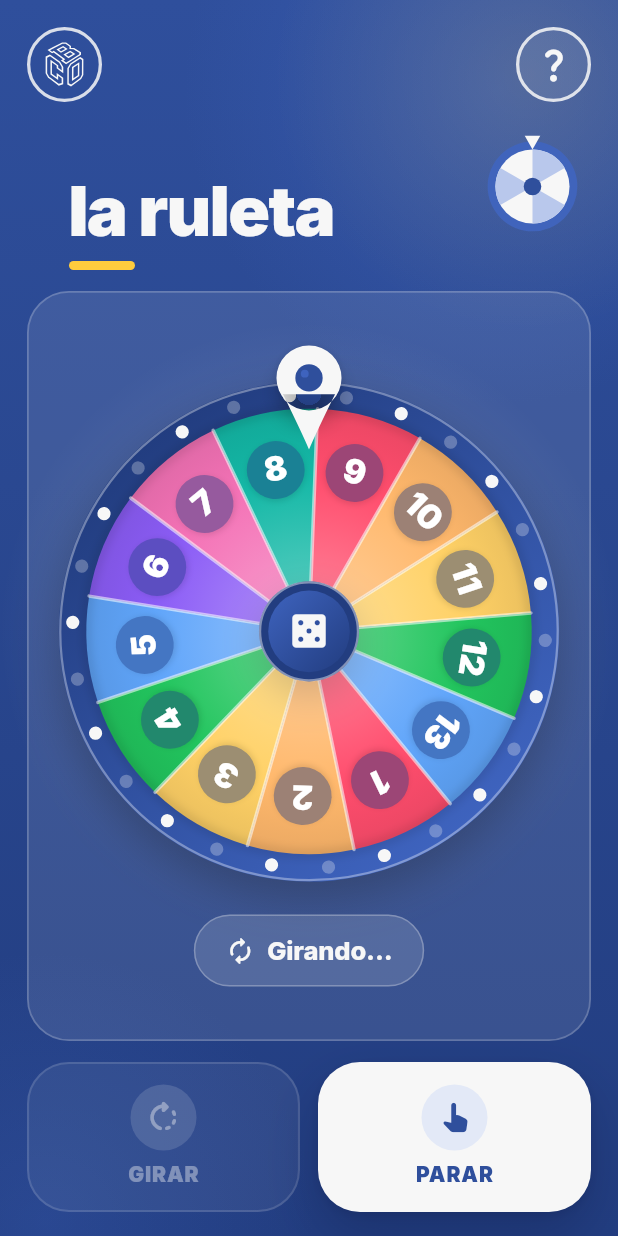
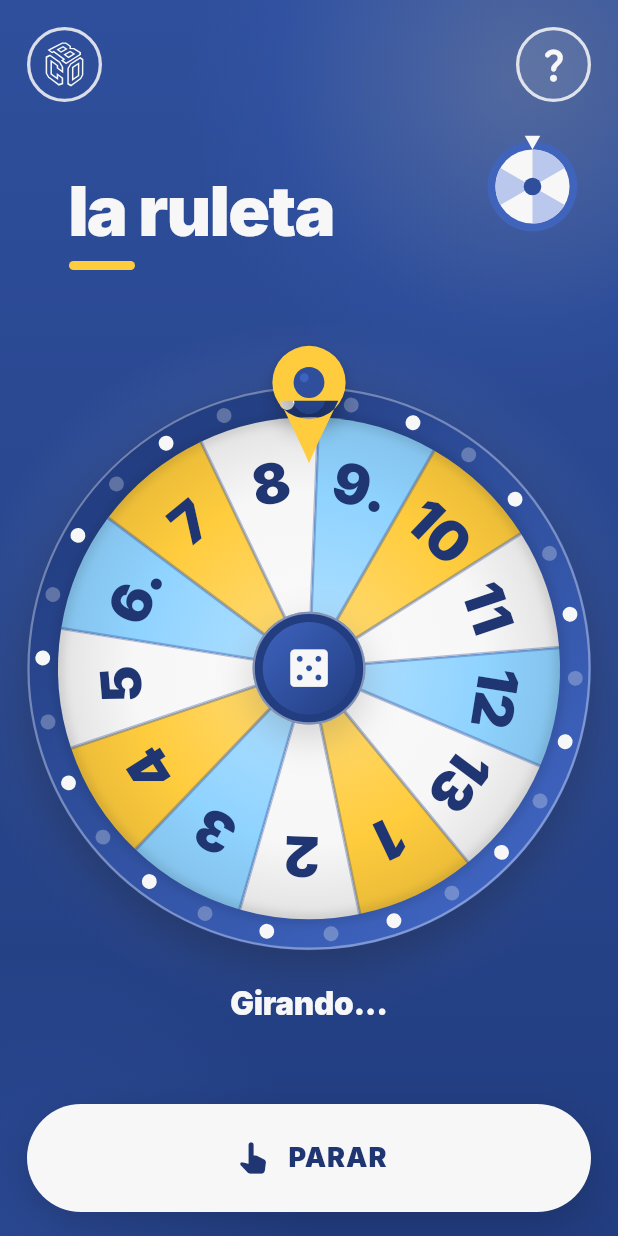
Before and after one commit to Anioljordan/minijuegos_app, a Flutter app: the DrinkDareScreen screen opened directly, after a tap on "GIRAR", on a phone screen of 412 x 824 dp. Run offline on Flutter 3.47's test engine with Material 3 defaults, Android fonts, the phone set to English and light mode, and no system bars; our stand-ins replace audioplayers, flutter_svg, shared_preferences; accounts and stored records are empty.

Commit message:
feat: ruleta con los colores de la app y un solo botón
La ruleta iba metida en una tarjeta de cristal con un arcoíris de ocho
colores, números en chapas pequeñas y dos botones (girar y parar).
Ahora ocupa la pantalla con amarillo, blanco y azul claro, números
grandes (6 y 9 con punto), puntero amarillo y un único botón que pasa
de GIRAR a PARAR; también se puede tocar la propia ruleta.

Co-Authored-By: Claude Opus 5.5 <noreply@anthropic.com>

```diff
--- a/lib/screens/drink_dare_screen.dart
+++ b/lib/screens/drink_dare_screen.dart
@@ -26,14 +26,9 @@ class _DrinkDareScreenState extends State<DrinkDareScreen>
   String resultado = 'Pulsa girar para empezar';
 
   final List<Color> wheelColors = const [
-    Color(0xFFFF4D6D),
-    Color(0xFFFFB86C),
-    Color(0xFFFFD166),
-    Color(0xFF22C55E),
-    Color(0xFF60A5FA),
-    Color(0xFF8B5CF6),
-    Color(0xFFF472B6),
-    Color(0xFF14B8A6),
+    CuboColors.fiesta,
+    CuboColors.white,
+    CuboColors.chill,
   ];
 
   @override
@@ -501,85 +496,95 @@ class _DrinkDareScreenState extends State<DrinkDareScreen>
     );
   }
 
+  /// Un único botón: GIRAR en reposo, PARAR mientras gira.
+  void toggleSpin() => spinning ? pararRuleta() : girarRuleta();
+
   Widget buildStatus(bool compact) {
-    final icon = spinning
-        ? (stopping ? Icons.slow_motion_video_rounded : Icons.autorenew_rounded)
-        : Icons.touch_app_rounded;
     return AnimatedSwitcher(
       duration: const Duration(milliseconds: 260),
-      transitionBuilder: (child, animation) => FadeTransition(
-        opacity: animation,
-        child: ScaleTransition(
-          scale: Tween(begin: 0.9, end: 1.0).animate(animation),
-          child: child,
-        ),
-      ),
-      child: Container(
-        key: ValueKey(resultado),
-        padding: EdgeInsets.symmetric(
-          horizontal: compact ? 16 : 20,
-          vertical: compact ? 9 : 11,
-        ),
-        decoration: BoxDecoration(
-          color: CuboColors.whiteA(0.14),
-          borderRadius: BorderRadius.circular(999),
-          border: Border.all(color: CuboColors.whiteA(0.28)),
-        ),
-        child: Row(
-          mainAxisSize: MainAxisSize.min,
-          children: [
-            Icon(icon, color: CuboColors.white, size: compact ? 18 : 20),
-            const SizedBox(width: 8),
-            Flexible(
       child: Text(
         resultado,
+        key: ValueKey(resultado),
+        textAlign: TextAlign.center,
         maxLines: 1,
         overflow: TextOverflow.ellipsis,
-                style: CuboText.label(
-                  size: compact ? 15 : 17,
+        style: TextStyle(
           color: CuboColors.white,
-                ),
-              ),
-            ),
-          ],
+          fontSize: compact ? 18 : 21,
+          fontWeight: FontWeight.w900,
+          letterSpacing: -0.2,
         ),
       ),
     );
   }
 
-  Widget buildGameCard({required bool compact}) {
-    return Container(
-      width: double.infinity,
-      height: double.infinity,
-      decoration: CuboDecorations.glass(radius: CuboRadii.xl),
-      child: LayoutBuilder(
+  Widget buildGameArea({required bool compact}) {
+    return LayoutBuilder(
       builder: (context, constraints) {
-          final statusSpace = compact ? 70.0 : 86.0;
-          final availableWheel = min(
-            constraints.maxWidth - (compact ? 32 : 40),
-            (constraints.maxHeight - statusSpace) / 1.07,
-          );
-          final wheelSize = availableWheel
-              .clamp(180.0, compact ? 300.0 : 360.0)
-              .toDouble();
+        final statusSpace = compact ? 44.0 : 56.0;
+        final wheelSize = min(
+          constraints.maxWidth,
+          (constraints.maxHeight - statusSpace) / 1.08,
+        ).clamp(180.0, 420.0).toDouble();
 
-          return SingleChildScrollView(
-            padding: EdgeInsets.symmetric(vertical: compact ? 12 : 18),
-            child: ConstrainedBox(
-              constraints: BoxConstraints(
-                minHeight: constraints.maxHeight - (compact ? 24 : 36),
-              ),
-              child: Column(
+        return Column(
           mainAxisAlignment: MainAxisAlignment.center,
           children: [
-                  buildWheel(wheelSize),
-                  SizedBox(height: compact ? 14 : 22),
+            GestureDetector(
+              onTap: stopping ? null : toggleSpin,
+              child: buildWheel(wheelSize),
+            ),
+            SizedBox(height: compact ? 14 : 20),
             buildStatus(compact),
           ],
+        );
+      },
+    );
+  }
+
+  Widget buildSpinButton({required bool compact}) {
+    final label = !spinning
+        ? 'GIRAR'
+        : stopping
+        ? 'FRENANDO'
+        : 'PARAR';
+    final icon = spinning
+        ? Icons.pan_tool_alt_rounded
+        : Icons.rotate_right_rounded;
+    final enabled = !stopping;
+    final background = !spinning
+        ? CuboColors.fiesta
+        : enabled
+        ? CuboColors.white
+        : CuboColors.whiteA(0.16);
+    final fg = enabled ? CuboColors.blueInk : CuboColors.whiteA(0.6);
+
+    return CuboPressable(
+      onTap: enabled ? toggleSpin : null,
+      child: AnimatedContainer(
+        duration: const Duration(milliseconds: 220),
+        height: compact ? 64 : 72,
+        decoration: BoxDecoration(
+          color: background,
+          borderRadius: const BorderRadius.all(Radius.circular(999)),
+          boxShadow: enabled ? CuboShadows.soft : null,
+        ),
+        child: Row(
+          mainAxisAlignment: MainAxisAlignment.center,
+          children: [
+            Icon(icon, color: fg, size: 28),
+            const SizedBox(width: 10),
+            Text(
+              label,
+              style: TextStyle(
+                color: fg,
+                fontSize: 18,
+                fontWeight: FontWeight.w900,
+                letterSpacing: 0.6,
               ),
             ),
-          );
-        },
+          ],
+        ),
       ),
     );
   }
@@ -609,32 +614,9 @@ class _DrinkDareScreenState extends State<DrinkDareScreen>
                   children: [
                     buildTopBar(compact: compact),
                     SizedBox(height: compact ? 10 : 14),
-                    Expanded(child: buildGameCard(compact: compact)),
-                    SizedBox(height: compact ? 10 : 14),
-                    Row(
-                      children: [
-                        Expanded(
-                          child: CuboChoiceButton(
-                            icon: Icons.rotate_right_rounded,
-                            label: 'GIRAR',
-                            primary: true,
-                            accent: CuboColors.fiesta,
-                            height: compact ? 84 : 100,
-                            onTap: spinning ? null : girarRuleta,
-                          ),
-                        ),
-                        const SizedBox(width: 12),
-                        Expanded(
-                          child: CuboChoiceButton(
-                            icon: Icons.pan_tool_alt_rounded,
-                            label: stopping ? 'FRENANDO' : 'PARAR',
-                            primary: true,
-                            height: compact ? 84 : 100,
-                            onTap: spinning && !stopping ? pararRuleta : null,
-                          ),
-                        ),
-                      ],
-                    ),
+                    Expanded(child: buildGameArea(compact: compact)),
+                    SizedBox(height: compact ? 12 : 16),
+                    buildSpinButton(compact: compact),
                   ],
                 ),
               );
@@ -690,7 +672,7 @@ class _DrinkWheelPainter extends CustomPainter {
 
     // Casillas con un degradado suave hacia el centro.
     for (int i = 0; i < itemCount; i++) {
-      final color = colors[i % colors.length];
+      final color = _segmentColor(i);
       final paint = Paint()
         ..shader = RadialGradient(
           colors: [
@@ -711,8 +693,8 @@ class _DrinkWheelPainter extends CustomPainter {
 
     // Separadores finos.
     final divider = Paint()
-      ..color = Colors.white.withValues(alpha: 0.55)
-      ..strokeWidth = max(1.5, radius * 0.014)
+      ..color = CuboColors.blue.withValues(alpha: 0.35)
+      ..strokeWidth = max(1.5, radius * 0.012)
       ..strokeCap = StrokeCap.round;
     for (int i = 0; i < itemCount; i++) {
       final a = -pi / 2 + segmentAngle * i;
@@ -759,7 +741,6 @@ class _DrinkWheelPainter extends CustomPainter {
         radius: faceRadius,
         angle: -pi / 2 + segmentAngle * (i + 0.5),
         number: i + 1,
-        color: colors[i % colors.length],
       );
     }
   }
@@ -770,15 +751,15 @@ class _DrinkWheelPainter extends CustomPainter {
     required double radius,
     required double angle,
     required int number,
-    required Color color,
   }) {
     final badgeRadius = radius * 0.13;
     final textPainter = TextPainter(
       text: TextSpan(
-        text: '$number',
+        // 6 y 9 llevan punto para no confundirlos al revés.
+        text: number == 6 || number == 9 ? '$number.' : '$number',
         style: TextStyle(
-          color: Colors.white,
-          fontSize: badgeRadius * 1.15,
+          color: CuboColors.blueInk,
+          fontSize: badgeRadius * 1.7,
           fontFamily: CuboText.fontFamily,
           fontWeight: FontWeight.w900,
           height: 1,
@@ -793,23 +774,20 @@ class _DrinkWheelPainter extends CustomPainter {
     canvas.save();
     canvas.translate(offset.dx, offset.dy);
     canvas.rotate(angle + pi / 2);
-    canvas.drawCircle(
-      const Offset(0, 1.5),
-      badgeRadius,
-      Paint()
-        ..color = Colors.black.withValues(alpha: 0.12)
-        ..maskFilter = const MaskFilter.blur(BlurStyle.normal, 2),
-    );
-    canvas.drawCircle(
-      Offset.zero,
-      badgeRadius,
-      Paint()..color = Color.lerp(color, CuboColors.blueDeep, 0.45)!,
-    );
     textPainter.paint(
       canvas,
       Offset(-textPainter.width / 2, -textPainter.height / 2),
     );
     canvas.restore();
+  }
+
+  /// Color de la casilla [i]; la última evita repetir con sus dos vecinas.
+  Color _segmentColor(int i) {
+    final k = colors.length;
+    if (i == itemCount - 1 && itemCount % k == 1 && k > 2) {
+      return colors[(itemCount - 2) % k == 1 ? 2 : 1];
+    }
+    return colors[i % k];
   }
 
   @override
@@ -853,7 +831,7 @@ class _WheelPointerPainter extends CustomPainter {
       5,
       false,
     );
-    canvas.drawPath(path, Paint()..color = CuboColors.white);
+    canvas.drawPath(path, Paint()..color = CuboColors.fiesta);
     canvas.drawCircle(
       head,
       headRadius * 0.42,
```
Lines whose indentation alone changed are shown as unchanged.
